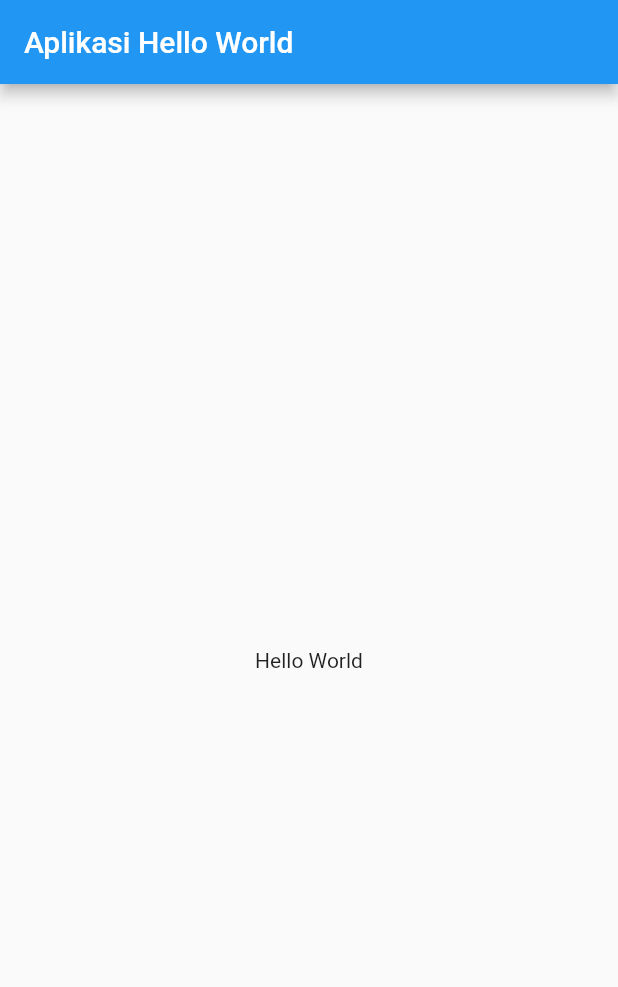
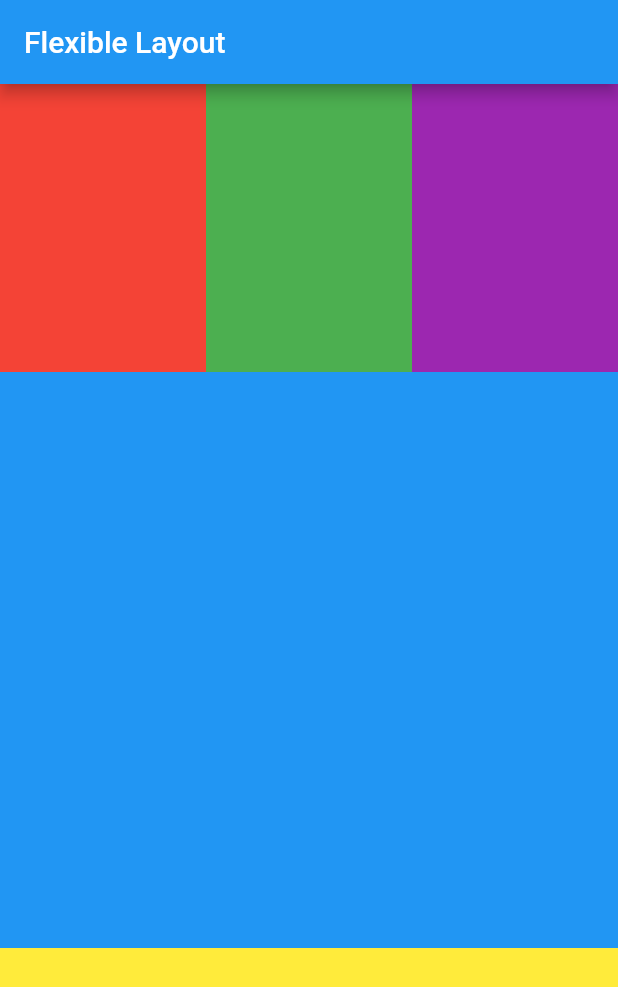
Before and after one commit to krisnachy/flutter_tutorial, a Flutter app: the screen it shows after launch, on a phone screen of 412 x 824 dp. Shown: the top 987 px of the screen. Run offline on Flutter 3.47's test engine with Material 2 defaults, Android fonts, the phone set to English and light mode, and no system bars.

Commit message:
Latihan Flexible

```diff
--- a/lib/main.dart
+++ b/lib/main.dart
@@ -14,9 +14,43 @@ class MyApp extends StatelessWidget {
       //tampilan awal yang akan ditampilkan oleh material app
       home: Scaffold(
         appBar: AppBar(
-          title: const Text("Aplikasi Hello World"),
+          title: const Text("Flexible Layout"),
         ),
-        body: const Center(child: Text("Hello World")),
+        body: Column(
+          children: [
+            Flexible(
+                flex: 1,
+                child: Row(
+                  children: [
+                    Flexible(
+                        flex: 1,
+                        child: Container(
+                          color: Colors.red,
+                        )),
+                    Flexible(
+                        flex: 1,
+                        child: Container(
+                          color: Colors.green,
+                        )),
+                    Flexible(
+                        flex: 1,
+                        child: Container(
+                          color: Colors.purple,
+                        )),
+                  ],
+                )),
+            Flexible(
+                flex: 2,
+                child: Container(
+                  color: Colors.blue,
+                )),
+            Flexible(
+                flex: 1,
+                child: Container(
+                  color: Colors.yellow,
+                )),
+          ],
+        ),
       ),
     );
   }
```
